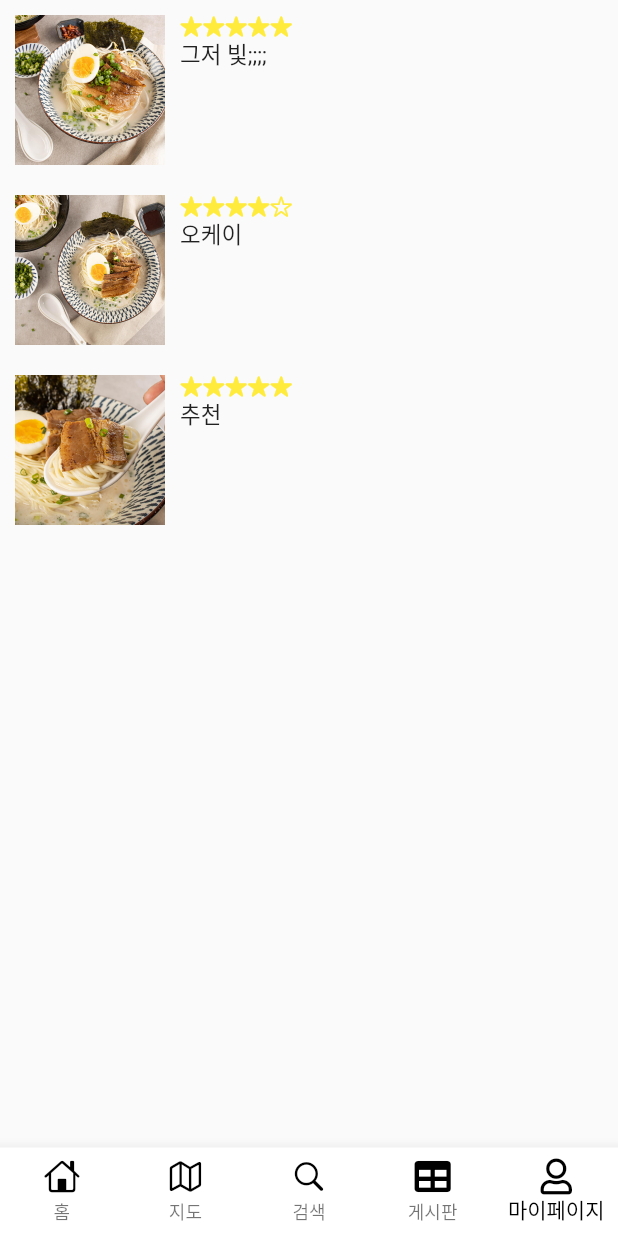
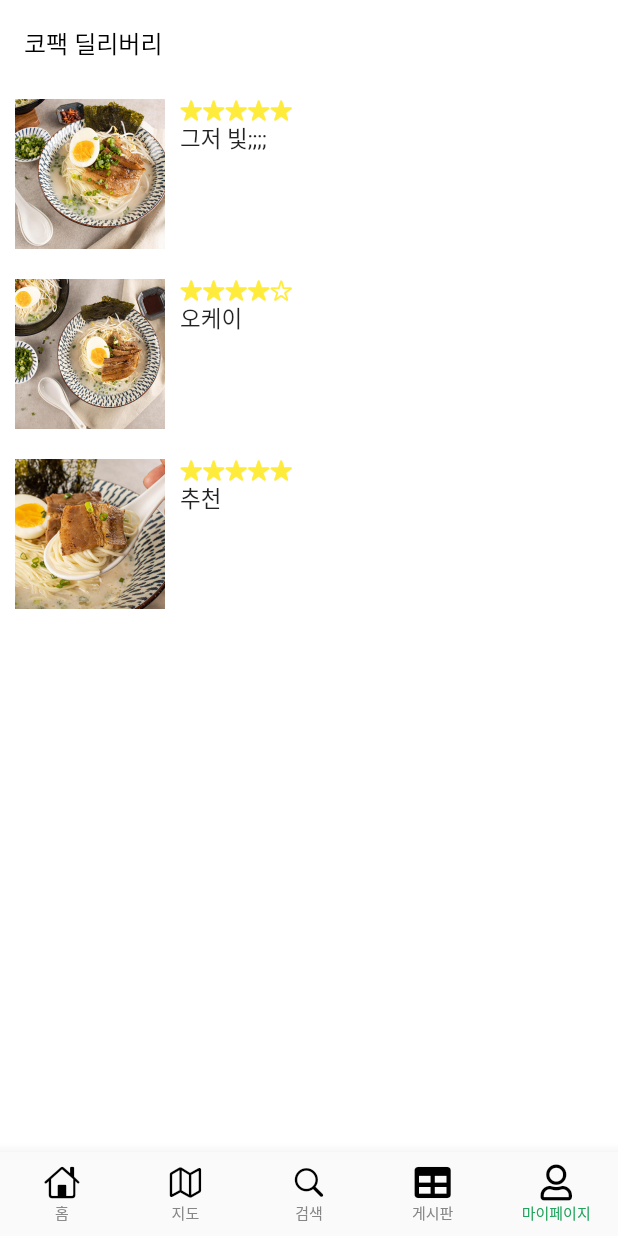
Before and after one commit to tlswodn205/mubwara, a Flutter app: the screen it shows after launch, item 5 of the bottom bar chosen, on a phone screen of 412 x 824 dp. Run offline on Flutter 3.47's test engine with Material 2 defaults, Android fonts, the light colour scheme and no system bars; our stand-ins replace firebase_core, flutter_riverpod, font_awesome_flutter; accounts and stored records are empty.

Commit message:
앱바 바꿈

```diff
--- /dev/null
+++ b/lib/views/common/const/color.dart
@@ -0,0 +1,8 @@
+import 'package:flutter/material.dart';
+
+//주 색상
+const PRIMARY_COLOR = Color(0xFF22A45D);
+// 글자 색상
+const Body_TEXT_COLOR = Color(0xFF868686);
+const INPUT_BG_COLOR = Color(0xFFFBFBFB);
+const INPUT_BORDER_COLOR = Color(0xFFFBFBFB);
--- a/lib/views/component/bottom_nav_bar.dart
+++ b/lib/views/component/bottom_nav_bar.dart
@@ -1,32 +1,78 @@
 import 'package:flutter/cupertino.dart';
 import 'package:flutter/material.dart';
 import 'package:font_awesome_flutter/font_awesome_flutter.dart';
+import 'package:mubwara/views/common/const/color.dart';
+import 'package:mubwara/views/layout/default_layout.dart';
+import 'package:mubwara/views/page/board_page/board_page.dart';
+import 'package:mubwara/views/page/home_page/home_page.dart';
+import 'package:mubwara/views/page/map_page/map_page.dart';
+import 'package:mubwara/views/page/my_page/my_page.dart';
+import 'package:mubwara/views/page/search_page/search_page.dart';
 
-class BottomNavBar extends StatelessWidget {
-  const BottomNavBar(
-      {required this.selectedIndex, required this.onIndexChanged, Key? key})
-      : super(key: key);
+class RootTab extends StatefulWidget {
+  static String get routeName => 'home';
 
-  final int selectedIndex;
+  const RootTab({Key? key}) : super(key: key);
 
-  final void Function(int index)? onIndexChanged;
+  @override
+  State<RootTab> createState() => _RootTabState();
+}
+
+class _RootTabState extends State<RootTab>
+    with SingleTickerProviderStateMixin {
+  late TabController controller;
+
+  int index = 0;
+
+  @override
+  void initState() {
+    super.initState();
+
+    controller = TabController(length: 5, vsync: this);
+
+    controller.addListener(tabListener);
+  }
+
+  @override
+  void dispose() {
+    controller.removeListener(tabListener);
+
+    super.dispose();
+  }
+
+  void tabListener(){
+    setState((){
+      index = controller.index;
+    });
+  }
 
   @override
   Widget build(BuildContext context) {
-    return BottomNavigationBar(
-      backgroundColor: Colors.white,
-      type: BottomNavigationBarType.fixed,
-      selectedItemColor: Colors.black,
-      unselectedItemColor: Colors.black54,
-      onTap: onIndexChanged,
-      currentIndex: selectedIndex,
-      items: [
+    return DefaultLayout(
+        title: '코팩 딜리버리',
+        child: TabBarView(
+        physics: NeverScrollableScrollPhysics(),
+    controller: controller,
+    children: [HomePage(), MapPage(), SearchPage(), BoardPage(), MyPage()],
+    ),
+    bottomNavigationBar: BottomNavigationBar(
+    selectedItemColor: PRIMARY_COLOR,
+    unselectedItemColor: Body_TEXT_COLOR,
+    selectedFontSize: 10,
+    unselectedFontSize: 10,
+    type: BottomNavigationBarType.fixed,
+    onTap: (int index) {
+    controller.animateTo(index);
+    },
+    currentIndex: index,
+    items: [
         _buildButtomNavigatorBarButton("홈", CupertinoIcons.home),
         _buildButtomNavigatorBarButton("지도", CupertinoIcons.map),
         _buildButtomNavigatorBarButton("검색", CupertinoIcons.search),
         _buildButtomNavigatorBarButton("게시판", FontAwesomeIcons.table),
         _buildButtomNavigatorBarButton("마이페이지", FontAwesomeIcons.user),
       ],
+    ),
     );
   }
 
--- /dev/null
+++ b/lib/views/layout/default_layout.dart
@@ -0,0 +1,48 @@
+import 'package:flutter/material.dart';
+
+class DefaultLayout extends StatelessWidget {
+  final Color? backgroundColor;
+  final Widget child;
+  final String? title;
+  final Widget? bottomNavigationBar;
+  final Widget? floatingActionButton;
+
+  const DefaultLayout({
+    required this.child,
+    this.backgroundColor,
+    this.title,
+    this.bottomNavigationBar,
+    this.floatingActionButton,
+    Key? key,
+  }) : super(key: key);
+
+  @override
+  Widget build(BuildContext context) {
+    return Scaffold(
+      backgroundColor: backgroundColor ?? Colors.white,
+      appBar: renderAppBar(),
+      body: child,
+      bottomNavigationBar: bottomNavigationBar,
+      floatingActionButton: floatingActionButton,
+    );
+  }
+
+  AppBar? renderAppBar(){
+    if(title == null){
+      return null;
+    }else{
+      return AppBar(
+        backgroundColor: Colors.white,
+        elevation: 0,
+        title: Text(
+          title!,
+          style: TextStyle(
+            fontSize: 16.0,
+            fontWeight: FontWeight.w500,
+          ),
+        ),
+        foregroundColor: Colors.black,
+      );
+    }
+  }
+}
--- a/lib/views/page/main_page/main_page.dart
+++ b/lib/views/page/main_page/main_page.dart
@@ -20,10 +20,7 @@ class _mainPageState extends State<MainPage> {
   Widget build(BuildContext context) {
     return Scaffold(
       body: MainBody(selectedIndex: _selectedIndex),
-      bottomNavigationBar: BottomNavBar(
-        selectedIndex: _selectedIndex,
-        onIndexChanged: selectedIndexChanged,
-      ),
+      bottomNavigationBar: RootTab(),
     );
   }
 }
```
Also changed, not shown: lib/views/common/components/custom_text_form_field.dart (added, +50 -0 lines), pubspec.lock.
